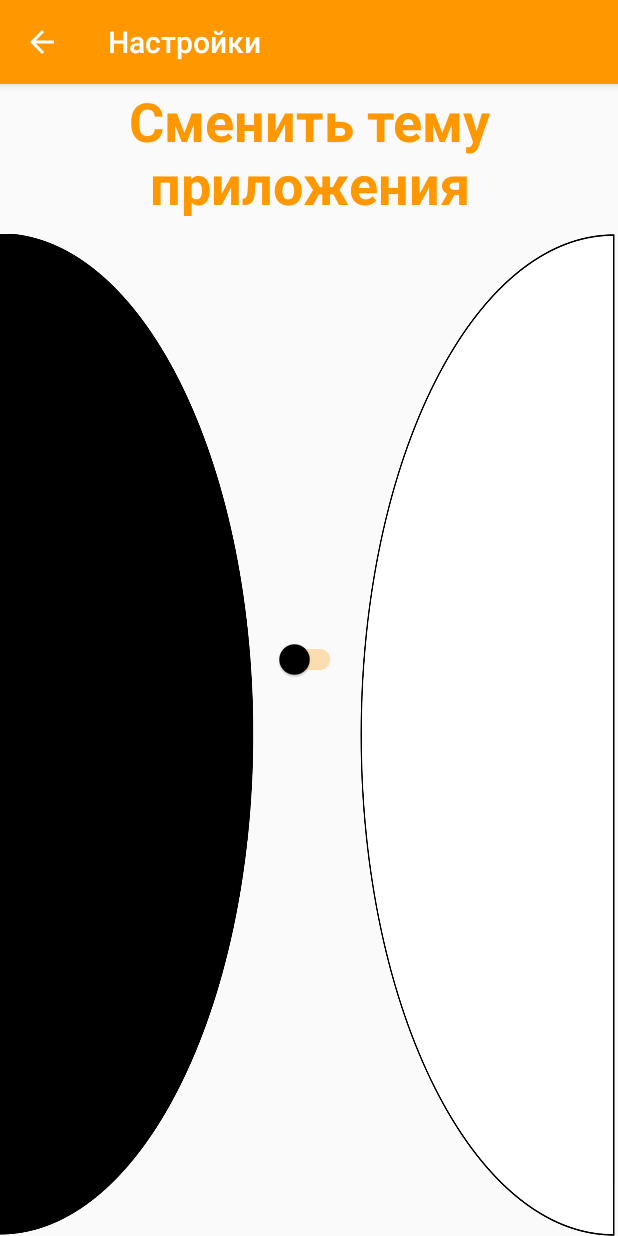
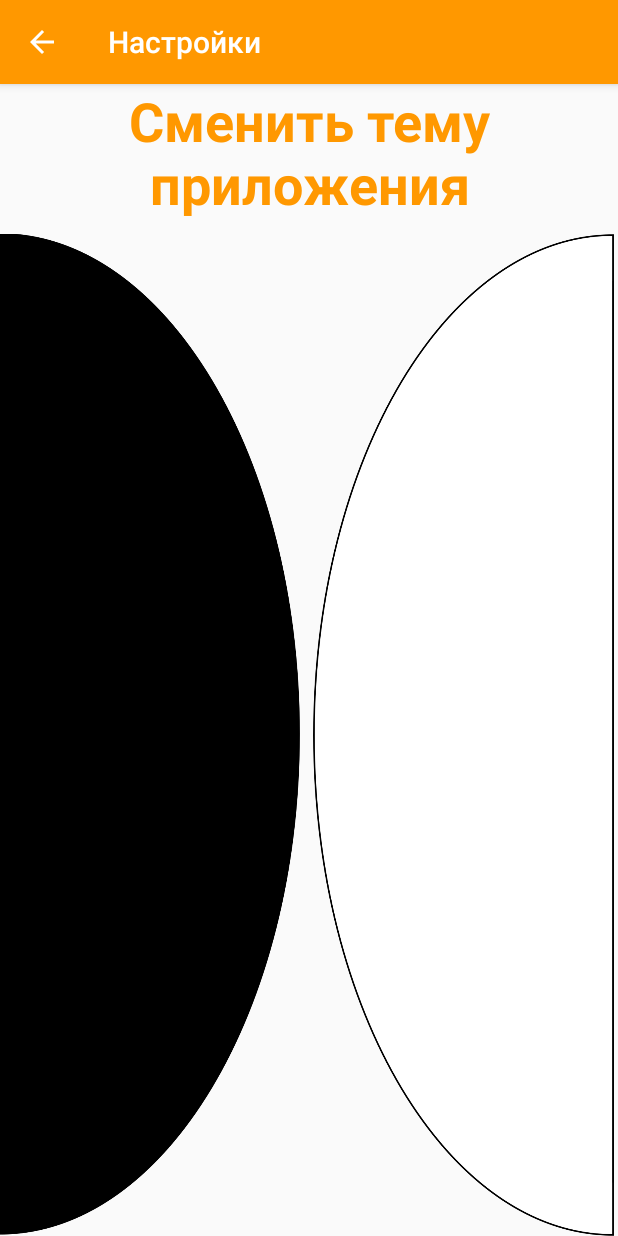
Before and after one commit to Geronimo-11/Kitchenapp, an Android app: the SettingsActivity screen opened directly, with no data from a screen before it, on a phone screen of 412 x 824 dp. Run offline under Robolectric (Android 15) with nearby library versions, the phone set to English and light mode, and no system bars.

Commit message:
fix_for_buttons

```diff
--- a/app/src/main/java/com/example/kitchen_app/SettingsActivity.java
+++ b/app/src/main/java/com/example/kitchen_app/SettingsActivity.java
@@ -13,9 +13,11 @@ import android.view.MenuItem;
 import android.view.View;
 import android.widget.Button;
 import android.widget.CompoundButton;
+import android.widget.ImageButton;
 
 public class SettingsActivity extends AppCompatActivity {
-private SwitchCompat switchCompat;
+private ImageButton imageButton;
+private ImageButton imageButton1;
     @Override
     protected void onCreate(Bundle savedInstanceState) {
         super.onCreate(savedInstanceState);
@@ -23,17 +25,20 @@ private SwitchCompat switchCompat;
         ActionBar actionbar = getSupportActionBar();
         actionbar.setTitle("Настройки");
         getSupportActionBar().setDisplayHomeAsUpEnabled(true);
-        switchCompat = (SwitchCompat)findViewById(R.id.switchtoturn);
-        switchCompat.setOnCheckedChangeListener(new CompoundButton.OnCheckedChangeListener() {
-        @Override
-        public void onCheckedChanged(CompoundButton buttonView, boolean isChecked) {
-            if(!isChecked){
+        imageButton = (ImageButton)findViewById(R.id.ibtn1);
+        imageButton1 = (ImageButton)findViewById(R.id.ibtn2);
+        imageButton.setOnClickListener(new View.OnClickListener() {
+            @Override
+            public void onClick(View v) {
                 AppCompatDelegate.setDefaultNightMode(AppCompatDelegate.MODE_NIGHT_YES);
-            }else{
+            }
+        });
+        imageButton1.setOnClickListener(new View.OnClickListener() {
+            @Override
+            public void onClick(View v) {
                 AppCompatDelegate.setDefaultNightMode(AppCompatDelegate.MODE_NIGHT_NO);
             }
-        }
-    });
+        });
 }
     @Override
     public boolean onOptionsItemSelected(MenuItem item) {
--- a/app/src/main/res/layout/activity_settings.xml
+++ b/app/src/main/res/layout/activity_settings.xml
@@ -12,25 +12,26 @@
         android:textColor="#FF9800"
         android:textSize="36sp"
         android:textStyle="bold" />
+<LinearLayout
+    android:layout_width="match_parent"
+    android:layout_height="match_parent"
+    android:orientation="horizontal">
+    <ImageButton
+        android:layout_width="match_parent"
+        android:layout_height="wrap_content"
+        android:layout_marginTop="100dp"
+        android:background="@drawable/dark1"
+        android:id="@+id/ibtn1"
+        android:layout_weight="1"/>
 
-    <ImageView
-        android:layout_width="174dp"
-        android:layout_height="match_parent"
-        android:layout_marginTop="100dp"
-        android:background="@drawable/dark1" />
 
-    <androidx.appcompat.widget.SwitchCompat
-        android:layout_width="50dp"
-        android:theme="@style/MySwitch"
-        android:layout_height="50dp"
-        android:layout_centerInParent="true"
-        android:id="@+id/switchtoturn"
-        android:checked="false"/>
-
-    <ImageView
-        android:layout_width="174dp"
-        android:layout_height="match_parent"
+    <ImageButton
+        android:layout_width="match_parent"
+        android:layout_height="wrap_content"
         android:layout_alignParentRight="true"
         android:layout_marginTop="100dp"
-        android:background="@drawable/white1" />
+        android:background="@drawable/white1"
+        android:id="@+id/ibtn2"
+        android:layout_weight="1"/>
+</LinearLayout>
 </RelativeLayout>
--- a/app/src/main/res/layout/fragment_search.xml
+++ b/app/src/main/res/layout/fragment_search.xml
@@ -5,6 +5,11 @@
     xmlns:android="http://schemas.android.com/apk/res/android">
     <WebView
         android:layout_width="match_parent"
-        android:layout_height="694dp"
+        android:layout_height="match_parent"
+        android:layout_weight="1"
         android:id="@+id/web"/>
+    <TextView
+        android:layout_width="match_parent"
+        android:layout_height="match_parent"
+        android:layout_weight="18"/>
 </LinearLayout>
```
